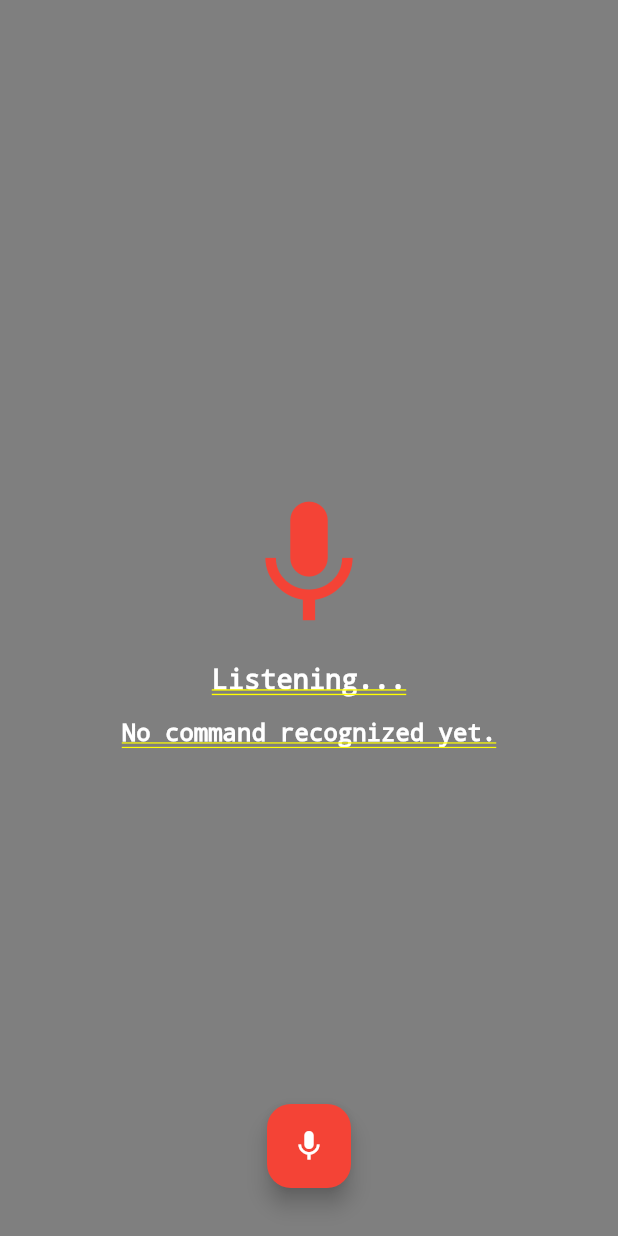
After one commit to jacob6838/wz-activity-monitor, a Flutter app: the Home screen opened directly, after a tap on "Test Voice Commands", on a phone screen of 412 x 824 dp. The commit adds this screen. Run offline on Flutter 3.47's test engine with Material 3 defaults, Android fonts, the phone set to English and light mode, and no system bars; our stand-ins replace flutter_dotenv, flutter_map, flutter_secure_storage, flutter_tts, geolocator, get and 6 more; missing offline and left inert: dart:ffi, flutter_wake_word; accounts and stored records are empty; network calls fail; project files that could hold a hidden picture were left out.

Commit message:
Adding separate voice overlay page

```diff
--- a/flutter_app/wzam/lib/models/wake_word_commands.dart
+++ b/flutter_app/wzam/lib/models/wake_word_commands.dart
@@ -2,6 +2,7 @@
 enum WakeWordCommand {
   heyWorkZone,
   createMarking,
+  needHelpNow,
 }
 
 /// Extension to add a method that returns the associated text for each enum value.
@@ -12,6 +13,30 @@ extension WakeWordCommandExtension on WakeWordCommand {
         return 'Hey Work Zone';
       case WakeWordCommand.createMarking:
         return 'Create Marking';
+      case WakeWordCommand.needHelpNow:
+        return 'Need Help Now';
+    }
+  }
+
+  String get id {
+    switch (this) {
+      case WakeWordCommand.heyWorkZone:
+        return 'hey_work_zone';
+      case WakeWordCommand.createMarking:
+        return 'create_marking';
+      case WakeWordCommand.needHelpNow:
+        return 'need_help_now';
+    }
+  }
+
+  String get modelName {
+    switch (this) {
+      case WakeWordCommand.heyWorkZone:
+        return 'hey_work_zone.onnx';
+      case WakeWordCommand.createMarking:
+        return 'create_marking.onnx';
+      case WakeWordCommand.needHelpNow:
+        return 'need_help_now.onnx';
     }
   }
 }
--- a/flutter_app/wzam/lib/services/speech_service.dart
+++ b/flutter_app/wzam/lib/services/speech_service.dart
@@ -16,8 +16,9 @@ class SpeechService extends GetxService {
 
   Rx<bool> hasSpeech = Rx<bool>(false);
   Rx<bool> isListening = Rx<bool>(false);
+  Rx<String?> errorMessage = Rx<String?>(null);
 
-  // Location Stream
+  // Command Stream
   final StreamController<SttCommand> _commandController =
       StreamController<SttCommand>.broadcast();
   Stream<SttCommand> get commandStream => _commandController.stream;
@@ -33,12 +34,18 @@ class SpeechService extends GetxService {
           _logger.d("Speech status: $status");
           if (status == "listening") {
             isListening.value = true;
+            errorMessage.value = null;
           } else if (status == "notListening") {
-            isListening.value = true;
+            isListening.value = false;
+            errorMessage.value = null;
+          } else if (status == "done") {
+            isListening.value = false;
+            errorMessage.value = null;
           }
         },
         onError: (error) {
           _logger.e("Speech error: $error");
+          errorMessage.value = error.errorMsg;
         },
       );
 
@@ -52,6 +59,7 @@ class SpeechService extends GetxService {
     } catch (e) {
       _logger.e("Error initializing speech: $e");
       hasSpeech.value = false;
+      errorMessage.value = "Error initializing speech: $e";
     }
   }
 
@@ -73,9 +81,9 @@ class SpeechService extends GetxService {
           SttCommand? command = await parseCommandText(result.recognizedWords);
           if (command != null) {
             if (announceCommands) {
-              speak("Confirmed ${command.text}");
+              speak("Confirmed ${command.confirmationString}");
             }
-            if (command == SttCommand.stopListening) {
+            if (command == SttCommand.stop) {
               stopListening();
             }
             _commandController.add(command);
@@ -87,11 +95,15 @@ class SpeechService extends GetxService {
   }
 
   Future<SttCommand?> parseCommandText(String text) async {
-    return SttCommand.values.map((command) {
-      if (text.toLowerCase() == command.text) {
-        return command;
+    text = text
+        .toLowerCase(); // Normalize the input text for case-insensitive matching
+    for (final command in SttCommand.values) {
+      if (command.comparisonStrings.any((comparisonString) =>
+          text.contains(comparisonString.toLowerCase()))) {
+        return command; // Return the first matching command
       }
-    }).firstOrNull;
+    }
+    return null; // Return null if no command matches
   }
 
   Future<void> startListening() async {
--- a/flutter_app/wzam/lib/services/wake_word_service.dart
+++ b/flutter_app/wzam/lib/services/wake_word_service.dart
@@ -31,8 +31,15 @@ class WakeWordService extends GetxService {
 
   final List<InstanceConfig> instanceConfigs = [
     InstanceConfig(
-      id: WakeWordCommand.heyWorkZone.text,
-      modelName: 'need_help_now.onnx',
+      id: WakeWordCommand.heyWorkZone.id,
+      modelName: WakeWordCommand.heyWorkZone.modelName,
+      threshold: 0.9999,
+      bufferCnt: 3,
+      sticky: false,
+    ),
+    InstanceConfig(
+      id: WakeWordCommand.needHelpNow.id,
+      modelName: WakeWordCommand.needHelpNow.modelName,
       threshold: 0.9999,
       bufferCnt: 3,
       sticky: false,
--- /dev/null
+++ b/flutter_app/wzam/lib/ui/pages/voice_overlay.dart
@@ -0,0 +1,148 @@
+import 'package:flutter/material.dart';
+import 'package:get/get.dart';
+import 'package:wzam/models/stt_commands.dart';
+import 'package:wzam/services/speech_service.dart';
+import 'package:wzam/services/wake_word_service.dart';
+
+class VoiceOverlay extends StatelessWidget {
+  const VoiceOverlay({super.key});
+
+  @override
+  Widget build(BuildContext context) {
+    final SpeechService speechService = Get.find<SpeechService>();
+    final WakeWordService wakeWordService = Get.find<WakeWordService>();
+
+    // wakeWordService.commandStream.any((WakeWordCommand command) {
+    //   print("Home Page Wake Word Command: ${command.text}");
+    //   // Show a toast notification
+    //   Fluttertoast.showToast(
+    //     msg: "Wake Word Command: ${command.text}",
+    //     toastLength: Toast.LENGTH_SHORT,
+    //     gravity: ToastGravity.BOTTOM,
+    //     backgroundColor: Colors.black,
+    //     textColor: Colors.white,
+    //     fontSize: 16.0,
+    //   );
+    //   speechService.stopListening();
+    //   Future.delayed(Duration(seconds: 2), () {
+    //     speechService.startListening();
+    //   });
+    //   Future.delayed(Duration(seconds: 10), () {
+    //     wakeWordService.startListening();
+    //   });
+    //   return true;
+    // });
+    // wakeWordService.initialize();
+    speechService.initializeSpeech();
+    // print("Home Page");
+    // speechService.commandStream.listen((SttCommand command) {
+    //   print("Home Page Command: ${command.text}");
+    //   if (command.text == "create report") {
+    //     Get.to(() => ReportPage());
+    //   } else if (command.text == "map work zone") {
+    //     Get.to(() => RecordingConfiguration());
+    //   } else if (command.text == "view reports") {
+    //     Get.to(() => ViewReports());
+    //   } else {
+    //     speechService.speak("Command Not Found, Please try again");
+    //   }
+    // });
+
+    return Obx(() => Stack(
+          children: [
+            // Background overlay
+            Container(
+              color: Colors.black.withOpacity(0.5),
+              child: Center(
+                child: Column(
+                  mainAxisAlignment: MainAxisAlignment.center,
+                  children: [
+                    // Display listening status
+                    if (speechService.isListening.value)
+                      const Icon(Icons.mic, size: 100, color: Colors.red)
+                    else
+                      const Icon(Icons.mic_off, size: 100, color: Colors.grey),
+
+                    const SizedBox(height: 16),
+
+                    // Display recognized text
+                    Text(
+                      speechService.isListening.value
+                          ? "Listening..."
+                          : "Tap the microphone to start listening",
+                      style: const TextStyle(
+                        color: Colors.white,
+                        fontSize: 18,
+                        fontWeight: FontWeight.bold,
+                      ),
+                      textAlign: TextAlign.center,
+                    ),
+
+                    const SizedBox(height: 16),
+
+                    // Display error messages or results
+                    if (!speechService.hasSpeech.value)
+                      const Text(
+                        "Speech recognition is not available.",
+                        style: TextStyle(color: Colors.red, fontSize: 16),
+                        textAlign: TextAlign.center,
+                      )
+                    else
+                      StreamBuilder<String>(
+                        stream: speechService.commandStream
+                            .map((command) => command.confirmationString),
+                        builder: (context, snapshot) {
+                          if (snapshot.hasData) {
+                            return Text(
+                              "Confirm Command: ${snapshot.data}",
+                              style: const TextStyle(
+                                color: Colors.green,
+                                fontSize: 16,
+                              ),
+                              textAlign: TextAlign.center,
+                            );
+                          } else {
+                            return const Text("No command recognized yet.",
+                                style: const TextStyle(
+                                  color: Colors.white,
+                                  fontSize: 16,
+                                ),
+                                textAlign: TextAlign.center);
+                          }
+                        },
+                      ),
+                  ],
+                ),
+              ),
+            ),
+
+            // Microphone button at the bottom
+            Positioned(
+              bottom: 32,
+              left: 0,
+              right: 0,
+              child: Center(
+                child: FloatingActionButton(
+                  onPressed: () async {
+                    if (speechService.isListening.value) {
+                      await speechService.stopListening();
+                    } else {
+                      await speechService.startListening();
+                    }
+                  },
+                  backgroundColor: speechService.isListening.value
+                      ? Colors.red
+                      : Colors.blue,
+                  child: Icon(
+                    speechService.isListening.value
+                        ? Icons.mic
+                        : Icons.mic_none,
+                    color: Colors.white,
+                  ),
+                ),
+              ),
+            ),
+          ],
+        ));
+  }
+}
```
Also changed, not shown: flutter_app/wzam/lib/models/stt_commands.dart (+238 -13 lines), flutter_app/wzam/lib/ui/pages/home.dart (+8 -83 lines), 1 other file.
